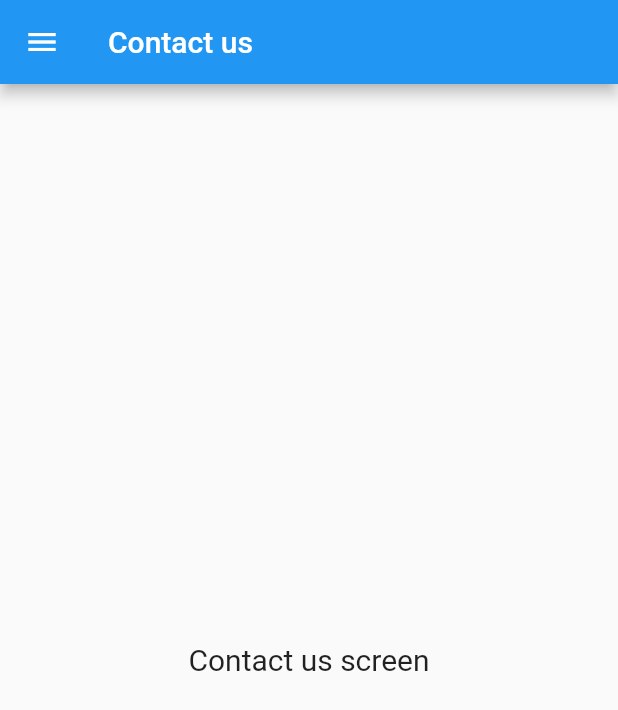
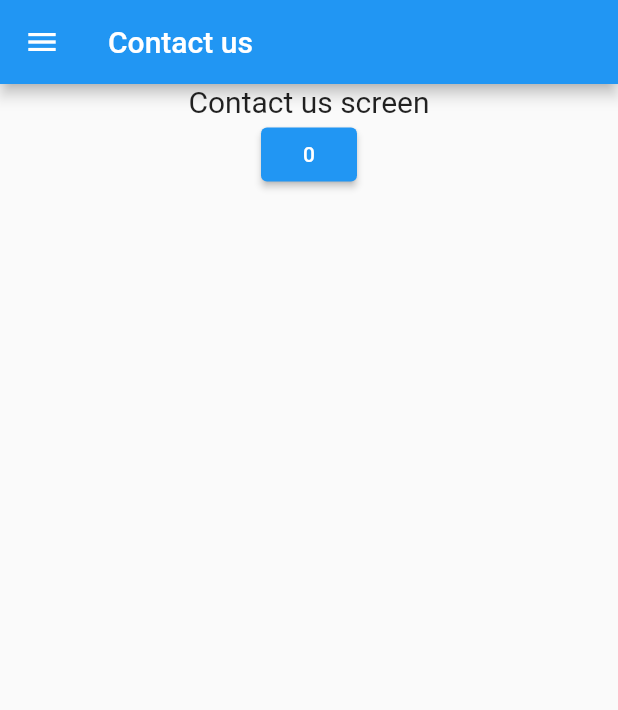
Before and after one commit to prakashpro3/ffp, a Flutter app: the HomePage screen opened by its route, in the side drawer, after a tap on "Contact us", on a phone screen of 412 x 824 dp. Shown: the top 710 px of the screen. Run offline on Flutter 3.47's test engine with Material 2 defaults, Android fonts, the phone set to English and light mode, and no system bars; our stand-ins replace another_flushbar, fluttertoast, go_router, shared_preferences; accounts and stored records are empty; generated files the repository leaves out were written again.

Commit message:
-> Navigation drawer with back stack manage -> Navigation routes using GoRouter api. -> Indexed stack widget -> WillPopScope widget
By Prakash Parmar

```diff
--- a/lib/main.dart
+++ b/lib/main.dart
@@ -1,10 +1,18 @@
 import 'package:flutter/material.dart';
 import 'package:fpp/respository/app_setting_repository.dart';
+import 'package:fpp/utils/routes/app_routes.dart';
 import 'package:fpp/utils/routes/routes.dart';
 import 'package:fpp/utils/routes/routes_name.dart';
+import 'package:fpp/view/contact_us_screen.dart';
+import 'package:fpp/view/error_screen.dart';
+import 'package:fpp/view/home_screen.dart';
+import 'package:fpp/view/tab_bar_screen.dart';
+import 'package:fpp/view/splash_view.dart';
 import 'package:fpp/view_model/app_setting_view_model.dart';
 import 'package:fpp/view_model/auth_view_model.dart';
+import 'package:fpp/view_model/drawer_view_model.dart';
 import 'package:fpp/view_model/user_view_model.dart';
+import 'package:go_router/go_router.dart';
 import 'package:provider/provider.dart';
 import 'utils/utils.dart';
 import 'package:flutter_gen/gen_l10n/app_localizations.dart';
@@ -49,10 +57,10 @@ class _MyAppState extends State<MyApp> {
     return MultiProvider(providers: [
       ChangeNotifierProvider(create: (_) => AuthViewModel()),
       ChangeNotifierProvider(create: (_) => UserViewModel()),
-      ChangeNotifierProvider(create: (_) => AppSettingsViewModel())
+      ChangeNotifierProvider(create: (_) => AppSettingsViewModel()),
+      ChangeNotifierProvider(create: (_) => DrawerViewModel())
     ],
-      child: MaterialApp(
-        onGenerateRoute: Routes.generateRoute,
+      child: MaterialApp.router(
         onGenerateTitle: (BuildContext context){
           return AppLocalizations.of(context)!.login;
         },
@@ -63,7 +71,33 @@ class _MyAppState extends State<MyApp> {
         theme: ThemeData(
           primarySwatch: Colors.blue,
         ),
-        initialRoute: RoutesName.splash,
+        routerConfig: AppRouter.router,
+        /*onGenerateRoute: Routes.generateRoute,
+        initialRoute: RoutesName.splash,*/
       ),);
   }
+
+  /*final GoRouter router = GoRouter(
+      routes: [
+        GoRoute(
+            path: '/',
+            builder: (BuildContext context, GoRouterState state) =>
+                const SplashView()),
+        GoRoute(
+            path: '/home',
+            builder: (BuildContext context, GoRouterState state) =>
+                HomeScreen(userData: state.extra as String)),
+        GoRoute(
+            path: '/contactUs/:name',
+            builder: (BuildContext context, GoRouterState state) =>
+                ContactUsScreen(name: state.params["name"]!)),
+        GoRoute(
+            path: '/listview',
+            builder: (BuildContext context, GoRouterState state) =>
+                const ListViewScreen())
+      ],
+      errorBuilder: (BuildContext context, GoRouterSate) => const ErrorScreen(),
+      errorPageBuilder: (BuildContext context, GoRouterState state) =>
+          const MaterialPage(child: ErrorScreen())
+  );*/
 }
--- /dev/null
+++ b/lib/utils/routes/app_routes.dart
@@ -0,0 +1,85 @@
+import 'package:flutter/foundation.dart';
+import 'package:flutter/material.dart';
+import 'package:fpp/view/drawer_screen.dart';
+import 'package:fpp/view/error_screen.dart';
+import 'package:fpp/view/home_page.dart';
+import 'package:fpp/view/home_screen.dart';
+import 'package:fpp/view/login_view.dart';
+import 'package:fpp/view/signup_view.dart';
+import 'package:go_router/go_router.dart';
+
+import '../../model/user_model.dart';
+import '../../view/contact_us_screen.dart';
+import '../../view/tab_bar_screen.dart';
+import '../../view/splash_view.dart';
+import '../../view_model/user_view_model.dart';
+
+class AppRouter {
+  // all the route paths. So that we can access them easily across the app
+  static const root = '/';
+  static const splash = '/splash';
+  static const login = '/login';
+  static const signup = '/signup';
+  static const home = '/home';
+  static const contactUs = '/contactUs';
+  static const drawerScreen = '/drawerScreen';
+  static const drawerWithMultiScreen = '/drawerWithMultiScreen';
+  static const listView = '/listView';
+
+  // static const contactUsScreenWithParams = '/contactUs/:name';
+  /// get route name with parameters, here [name] is optional because we need [:name] to define path on [_contactUsScreenRouteBuilder]
+  static contactUsScreenWithParams([String? name]) => '$contactUs/${name ?? ':name'}';
+
+  /// private static methods that are accessible only in this class and not from outside
+  static Widget _splashScreenRouteBuilder(
+          BuildContext context, GoRouterState state) =>
+      const SplashView();
+
+  static Widget _loginScreenRouteBuilder(
+      BuildContext context, GoRouterState state) =>
+      const LoginView();
+
+  static Widget _signupScreenRouteBuilder(
+      BuildContext context, GoRouterState state) =>
+      const SignUpView();
+
+  static Widget _homeScreenRouteBuilder(
+      BuildContext context, GoRouterState state) =>
+      HomeScreen(userData: state.extra as String?);
+
+  static Widget _contactUsScreenRouteBuilder(
+      BuildContext context, GoRouterState state) =>
+      ContactUsScreen(name: state.params["name"]!);
+
+  static Widget errorWidget(BuildContext context, GoRouterState state) =>
+      const ErrorScreen(error: "Error Screen");
+
+  static Widget _drawerScreenRouteBuilder(BuildContext context, GoRouterState state) =>
+      const DrawerScreen();
+
+  static Widget _drawerWithMultiScreenRouteBuilder(BuildContext context, GoRouterState state) =>
+      HomePage();
+
+  static listViewScreen([CurrentTab? type]) => '$listView/${type?.name ?? ':type'}';
+  // listView with different type of screen to build accoring to [CurrentTab]
+  static Widget _listVieScreenRouteBuilder(BuildContext context, GoRouterState state) =>
+      TabBarScreen(initTab: state.params['type']! == CurrentTab.error.name ? CurrentTab.error : CurrentTab.contactus);
+
+  /// use this in [MaterialApp.router]
+  static final GoRouter _router = GoRouter(
+    initialLocation: root,
+    routes: <GoRoute>[
+      GoRoute(path: root, builder: _splashScreenRouteBuilder),
+      GoRoute(path: login, builder: _loginScreenRouteBuilder),
+      GoRoute(path: signup, builder: _signupScreenRouteBuilder),
+      GoRoute(path: home, builder: _homeScreenRouteBuilder),
+      GoRoute(path: contactUsScreenWithParams(), builder: _contactUsScreenRouteBuilder),
+      GoRoute(path: listViewScreen(), builder: _listVieScreenRouteBuilder),
+      GoRoute(path: drawerScreen, builder: _drawerScreenRouteBuilder),
+      GoRoute(path: drawerWithMultiScreen, builder: _drawerWithMultiScreenRouteBuilder),
+    ],
+    errorBuilder: errorWidget,
+  );
+
+  static GoRouter get router => _router;
+}
--- a/lib/utils/routes/routes.dart
+++ b/lib/utils/routes/routes.dart
@@ -17,7 +17,7 @@ class Routes {
         return MaterialPageRoute(builder: (BuildContext context) => const SplashView());
 
       case RoutesName.home:
-        return MaterialPageRoute(builder: (BuildContext context) => const HomeScreen());
+        //return MaterialPageRoute(builder: (BuildContext context) => const HomeScreen());
 
       case RoutesName.login:
         return MaterialPageRoute(builder: (BuildContext context) => const LoginView());
--- a/lib/view/contact_us_screen.dart
+++ b/lib/view/contact_us_screen.dart
@@ -1,18 +1,36 @@
 import 'package:flutter/material.dart';
+import 'package:fpp/utils/utils.dart';
 
 class ContactUsScreen extends StatefulWidget {
-  const ContactUsScreen({Key? key}) : super(key: key);
+  final String name;
+  const ContactUsScreen({Key? key, required this.name}) : super(key: key);
 
   @override
   State<ContactUsScreen> createState() => _ContactUsScreenState();
 }
 
 class _ContactUsScreenState extends State<ContactUsScreen> {
+  var count = 0;
+  @override
+  void initState() {
+    // TODO: implement initState
+    super.initState();
+    Utils.setLog("routeExtra", widget.name);
+  }
   @override
   Widget build(BuildContext context) {
-    return const Scaffold(
+    return Scaffold(
       body: Center(
-        child: Text("Contact us screen",style: TextStyle(fontSize: 20),),
+        child: Column(
+          children: [
+            Text("Contact us screen",style: TextStyle(fontSize: 20),),
+            ElevatedButton(onPressed: (){
+              setState(() {
+                count++;
+              });
+            }, child: Text(count.toString()))
+          ],
+        ),
       ),
     );
   }
--- /dev/null
+++ b/lib/view/error_screen.dart
@@ -0,0 +1,13 @@
+import 'package:flutter/material.dart';
+
+class ErrorScreen extends StatelessWidget {
+  final String error;
+  const ErrorScreen({Key? key, required this.error}) : super(key: key);
+
+  @override
+  Widget build(BuildContext context) {
+    return Scaffold(
+      body: Center(child: Text(error),),
+    );
+  }
+}
--- a/lib/view/home_page.dart
+++ b/lib/view/home_page.dart
@@ -1,22 +1,14 @@
 import 'package:flutter/material.dart';
-import 'package:fpp/view/contact_us_screen.dart';
+import 'package:fpp/view/error_screen.dart';
+import 'package:fpp/view/tab_bar_screen.dart';
+import 'package:fpp/view_model/drawer_view_model.dart';
+import 'package:provider/provider.dart';
 
-import 'list_view_screen.dart';
+import 'contact_us_screen.dart';
 
-class DrawerItem {
-  String title;
-  IconData icon;
-  DrawerItem(this.title, this.icon);
-}
 
 class HomePage extends StatefulWidget {
-  HomePage({Key? key}) : super(key: key);
-
-  final drawerItems = [
-    DrawerItem("Contact us", Icons.rss_feed),
-    DrawerItem("List view", Icons.local_pizza),
-    DrawerItem("Fragment 3", Icons.info)
-  ];
+  const HomePage({Key? key}) : super(key: key);
 
   @override
   State<StatefulWidget> createState() {
@@ -25,56 +17,48 @@ class HomePage extends StatefulWidget {
 }
 
 class HomePageState extends State<HomePage> {
-  int _selectedDrawerIndex = 0;
 
-  _getDrawerItemWidget(int pos) {
-    switch (pos) {
-      case 0:
-        return const ContactUsScreen();
-      case 1:
-        return const ListViewScreen();
+  final drawerItems = [
+    DrawerItem("Contact us", Icons.rss_feed),
+    DrawerItem("List view", Icons.local_pizza),
+    DrawerItem("Fragment 3", Icons.info)
+  ];
 
-      default:
-        return const Text("Error");
-    }
-  }
-
-  _onSelectItem(int index) {
-    setState(() => _selectedDrawerIndex = index);
-    Navigator.of(context).pop(); // close the drawer
-  }
+  List<Widget> pages = [
+    const ContactUsScreen(name: 'Test',),
+    const TabBarScreen(initTab: CurrentTab.contactus),
+    const ErrorScreen(error: 'Home')
+  ];
 
   @override
   Widget build(BuildContext context) {
-    List<Widget> drawerOptions = [];
-    for (var i = 0; i < widget.drawerItems.length; i++) {
-      var d = widget.drawerItems[i];
-      drawerOptions.add(
-          ListTile(
-            leading: Icon(d.icon),
-            title: Text(d.title),
-            selected: i == _selectedDrawerIndex,
-            onTap: () => _onSelectItem(i),
-          )
-      );
-    }
-
-    return Scaffold(
+    var drawerProvider = Provider.of<DrawerViewModel>(context,listen: true);
+    drawerProvider.isRemoveRepeatedScreen = false;
+    drawerProvider.setDrawerMenus(drawerItems, pages);
+    return WillPopScope(
+      onWillPop: ()async{
+        return drawerProvider.checkBackStack();
+      },
+      child: Scaffold(
         appBar: AppBar(
           // here we display the title corresponding to the fragment
           // you can instead choose to have a static title
-        title: Text(widget.drawerItems[_selectedDrawerIndex].title),
+          title: Text(drawerProvider.drawerItems[drawerProvider.selectedDrawerIndex].title),
         ),
         drawer: Drawer(
           child: Column(
             children: <Widget>[
               const UserAccountsDrawerHeader(
                   accountName: Text("John Doe"), accountEmail: Text('pro@gmail.com')),
-            Column(children: drawerOptions)
+              Column(children: drawerProvider.setDrawerOptions(context))
             ],
           ),
         ),
-      body: _getDrawerItemWidget(_selectedDrawerIndex),
-    );
+        //body: _getDrawerItemWidget(_selectedDrawerIndex),
+        body: IndexedStack(
+          index: drawerProvider.selectedDrawerIndex,
+          children: drawerProvider.getPages(),
+        ),
+      ),);
   }
 }
--- a/lib/view/splash_view.dart
+++ b/lib/view/splash_view.dart
@@ -1,5 +1,6 @@
 import 'package:flutter/material.dart';
 import 'package:flutter_gen/gen_l10n/app_localizations.dart';
+import 'package:fpp/res/constants.dart';
 
 import '../view_model/classes/splash_services.dart';
 
@@ -25,7 +26,7 @@ class _SplashViewState extends State<SplashView> {
   Widget build(BuildContext context) {
     return Scaffold(
       body:Center(
-        child: Text(AppLocalizations.of(context)!.splash_screen, style: Theme.of(context).textTheme.headline4,),
+        child: Text(localise(context).splash_screen, style: Theme.of(context).textTheme.headline4,),
       ),
     );
   }
--- /dev/null
+++ b/lib/view/tab_bar_screen.dart
@@ -0,0 +1,78 @@
+import 'package:flutter/material.dart';
+import 'package:fpp/view/contact_us_screen.dart';
+import 'package:fpp/view/error_screen.dart';
+import 'package:go_router/go_router.dart';
+
+import '../utils/routes/app_routes.dart';
+
+class TabBarScreen extends StatefulWidget {
+  final CurrentTab initTab;
+  const TabBarScreen({Key? key, required this.initTab}) : super(key: key);
+
+  @override
+  State<TabBarScreen> createState() => _TabBarScreenState();
+}
+
+class _TabBarScreenState extends State<TabBarScreen> {
+  late CurrentTab previousTab;
+  late CurrentTab currentTab;
+  changeTab(CurrentTab currentTab){
+    setState(() {
+      //previousTab = this.currentTab;
+      this.currentTab = currentTab;
+    });
+  }
+  checkBackStack(){
+    if(previousTab != currentTab){
+      setState(() {
+        currentTab = previousTab;
+      });
+      return false;
+    }else{
+      return true;
+    }
+  }
+  @override
+  void initState() {
+    // TODO: implement initState
+    super.initState();
+    currentTab = widget.initTab;
+    previousTab = currentTab;
+  }
+  @override
+  Widget build(BuildContext context) {
+    return WillPopScope(
+      onWillPop: ()async{
+        return checkBackStack();
+      },
+      child: Scaffold(
+        body: DefaultTabController(
+          length: 2,
+          initialIndex: currentTab.index,
+          child: SafeArea(
+              child: Column(
+                children: [
+                  TabBar(
+                      labelColor: Colors.blue,
+                      unselectedLabelColor: Colors.black,
+                      onTap: (index) {
+                        //context.go(AppRouter.listViewScreen(CurrentTab.values[index]));
+                        //changeTab(CurrentTab.values[index]);
+                      },
+                      tabs: const [Tab(text: "All"), Tab(text: "Favorite")]),
+                  const Expanded(
+                    child: TabBarView(
+                      children: [
+                        ErrorScreen(error: "Error Screen"),
+                        ContactUsScreen(name: 'Pro'),
+                      ],
+                    ),
+                  )
+                ],
+              )),
+        ),
+      ),);
+  }
+}
+
+enum CurrentTab { error, contactus }
--- a/lib/view_model/auth_view_model.dart
+++ b/lib/view_model/auth_view_model.dart
@@ -1,6 +1,8 @@
 import 'package:flutter/foundation.dart';
 import 'package:flutter/material.dart';
+import 'package:fpp/utils/routes/app_routes.dart';
 import 'package:fpp/view_model/user_view_model.dart';
+import 'package:go_router/go_router.dart';
 import 'package:provider/provider.dart';
 
 import '../model/user_model.dart';
@@ -43,7 +45,8 @@ class AuthViewModel with ChangeNotifier {
       );
 
       Utils.flushBarErrorMessage('Login Successfully', context);
-      Navigator.pushNamed(context, RoutesName.home);
+      //Navigator.pushNamed(context, RoutesName.home);
+      context.go(AppRouter.home);
       if(kDebugMode){
         print(value.toString());
 
--- /dev/null
+++ b/lib/view_model/drawer_view_model.dart
@@ -0,0 +1,146 @@
+import 'package:flutter/material.dart';
+
+import '../utils/utils.dart';
+import '../view/contact_us_screen.dart';
+import '../view/error_screen.dart';
+import '../view/tab_bar_screen.dart';
+
+class DrawerViewModel with ChangeNotifier{
+  var drawerItems = [DrawerItem("Home", Icons.home)];
+
+  int selectedDrawerIndex = 0;
+  bool isRemoveRepeatedScreen = false;
+  List<Widget> pages = [const ErrorScreen(error: "Home Screen",)];
+
+  List<Widget> setDrawerOptions(BuildContext context){
+    List<Widget> drawerOptions = [];
+    for (var i = 0; i < drawerItems.length; i++) {
+      var d = drawerItems[i];
+      drawerOptions.add(
+          ListTile(
+            leading: Icon(d.icon),
+            title: Text(d.title),
+            selected: i == selectedDrawerIndex,
+            onTap: () => onSelectItem(i, context),
+          )
+      );
+    }
+    return drawerOptions;
+  }
+
+  setDrawerMenus(List<DrawerItem> drawerItems, List<Widget> pages){
+    if(drawerItems.length != pages.length) {
+      throw InvalidScreensException();
+    }
+    this.drawerItems = drawerItems;
+    this.pages = pages;
+  }
+
+  List<Widget> getPages(){
+    Utils.setLog("checkBackStack","pages");
+    if(!isBackStack){
+      if(pageStack.isNotEmpty){
+        if(isRemoveRepeatedScreen){
+          for(int i=0; i < pageStack.length; i++){
+            if(pageStack[i] == drawerItems[selectedDrawerIndex].title){
+              pageStack.removeAt(i);
+            }
+          }
+        }else if(pageStack[pageStack.length-1] == drawerItems[selectedDrawerIndex].title){
+          pageStack.removeAt(pageStack.length-1);
+        }
+      }
+      pageStack.add(drawerItems[selectedDrawerIndex].title);
+    }else{
+      pageStack.removeLast();
+    }
+    return pages;
+  }
+
+  onSelectItem(int index, BuildContext context) {
+    isBackStack = false;
+    selectedDrawerIndex = index;
+    Navigator.of(context).pop();// close the drawer
+    notifyListeners();
+  }
+  var pageStack = [];
+  var isBackStack = false;
+  Future<bool> checkBackStack()async{
+    Utils.setLog("checkBackStack","pageStack.length-${pageStack.length}");
+    if(pageStack.isNotEmpty && pageStack.length > 1){
+      Utils.setLog("checkBackStack","checkBackStack-if");
+      isBackStack = true;
+      Utils.setLog("checkBackStack","_selectedDrawerIndex-before-$selectedDrawerIndex");
+      var lastIndex = pageStack.length-2;
+      Utils.setLog("checkBackStack","lastIndex-value-$lastIndex=${pageStack[lastIndex]}");
+      for (var i = 0; i < drawerItems.length; i++) {
+        var d = drawerItems[i];
+        if(pageStack[lastIndex] == d.title){
+          if(d.title == "Contact us"){
+            selectedDrawerIndex = i;
+            break;
+          }else if(d.title == "List view"){
+            selectedDrawerIndex = i;
+            break;
+          }else if(d.title == "Fragment 3"){
+            selectedDrawerIndex = i;
+            break;
+          }else{
+            isBackStack = false;
+            return true;
+          }
+        }
+      }
+      notifyListeners();
+      Utils.setLog("checkBackStack","_selectedDrawerIndex-after-$selectedDrawerIndex");
+      return false;
+    }else{
+      Utils.setLog("checkBackStack","checkBackStack-else");
+      isBackStack = false;
+      notifyListeners();
+      return true;
+    }
+  }
+
+
+  /*_getDrawerItemWidget(int pos) {
+    switch (pos) {
+      case 0:
+        var page = const ContactUsScreen(name: 'Test',);
+        if(!isBackStack){
+          pageStack.add(drawerItems[pos].title);
+        }else{
+          pageStack.removeLast();
+        }
+        return page;
+      case 1:
+        var page = const TabBarScreen(initTab: CurrentTab.contactus);
+        if(!isBackStack){
+          pageStack.add(drawerItems[pos].title);
+        }else{
+          pageStack.removeLast();
+        }
+        return page;
+
+      default:
+        var page = const Text("Error");
+        if(!isBackStack){
+          pageStack.add(drawerItems[pos].title);
+        }else{
+          pageStack.removeLast();
+        }
+        return page;
+    }
+  }*/
+}
+
+class DrawerItem {
+  String title;
+  IconData icon;
+  DrawerItem(this.title, this.icon);
+}
+
+class InvalidScreensException implements Exception {
+  // can contain constructors, variables and methods
+  String errMsg() => 'Amount should be greater than zero';
+}
--- a/pubspec.yaml
+++ b/pubspec.yaml
@@ -45,6 +45,7 @@ dependencies:
   flutter_localizations:
     sdk: flutter
   intl: ^0.17.0
+  go_router: ^6.0.1
 
 dev_dependencies:
   flutter_test:
```
Also changed, not shown: lib/view/home_screen.dart (+27 -3 lines), lib/view/list_view_screen.dart (deleted, +0 -19 lines), lib/view_model/classes/splash_services.dart (+6 -2 lines), pubspec.lock. Lines whose indentation alone changed are shown as unchanged.
